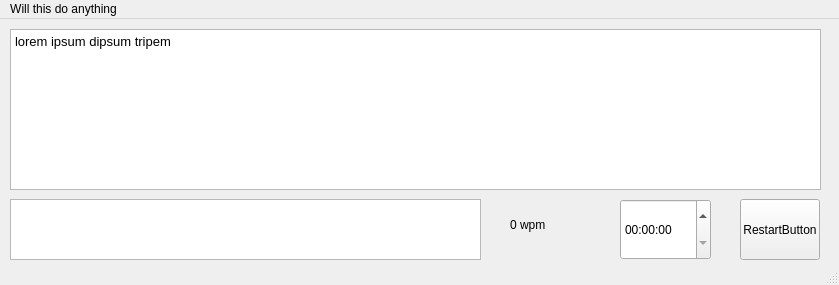
Old version of the form TypeTest-qt/mainwindow.ui in the repository victerphiathep/TypeTester-C-.
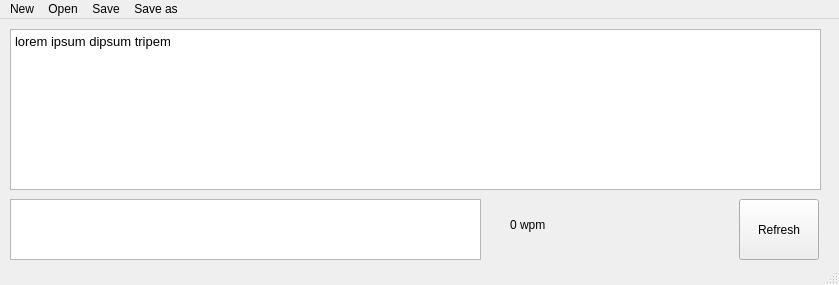
New version of the form.

```diff
--- a/TypeTest-qt/mainwindow.ui
+++ b/TypeTest-qt/mainwindow.ui
@@ -45,17 +45,7 @@
      </rect>
     </property>
    </widget>
-   <widget class="QTimeEdit" name="timeEdit">
-    <property name="geometry">
-     <rect>
-      <x>620</x>
-      <y>180</y>
-      <width>91</width>
-      <height>61</height>
-     </rect>
-    </property>
-   </widget>
-   <widget class="QLabel" name="label">
+   <widget class="QLabel" name="wpmLabel">
     <property name="geometry">
      <rect>
       <x>510</x>
@@ -71,14 +61,27 @@
    <widget class="QPushButton" name="pushButton">
     <property name="geometry">
      <rect>
-      <x>740</x>
+      <x>739</x>
       <y>180</y>
       <width>80</width>
       <height>61</height>
      </rect>
     </property>
     <property name="text">
-     <string>RestartButton</string>
+     <string>Refresh</string>
+    </property>
+   </widget>
+   <widget class="QLabel" name="timerLabel">
+    <property name="geometry">
+     <rect>
+      <x>650</x>
+      <y>210</y>
+      <width>56</width>
+      <height>15</height>
+     </rect>
+    </property>
+    <property name="text">
+     <string/>
     </property>
    </widget>
   </widget>
@@ -91,12 +94,30 @@
      <height>20</height>
     </rect>
    </property>
-   <widget class="QMenu" name="menuWill_this_do_anything">
+   <widget class="QMenu" name="menuNew">
     <property name="title">
-     <string>Will this do anything</string>
+     <string>New</string>
     </property>
    </widget>
-   <addaction name="menuWill_this_do_anything"/>
+   <widget class="QMenu" name="menuOpen">
+    <property name="title">
+     <string>Open</string>
+    </property>
+   </widget>
+   <widget class="QMenu" name="menuSave">
+    <property name="title">
+     <string>Save</string>
+    </property>
+   </widget>
+   <widget class="QMenu" name="menuSave_as">
+    <property name="title">
+     <string>Save as</string>
+    </property>
+   </widget>
+   <addaction name="menuNew"/>
+   <addaction name="menuOpen"/>
+   <addaction name="menuSave"/>
+   <addaction name="menuSave_as"/>
   </widget>
   <widget class="QStatusBar" name="statusbar"/>
  </widget>
```
Left out of the diff: 20 changed lines with no effect on the pictures.
